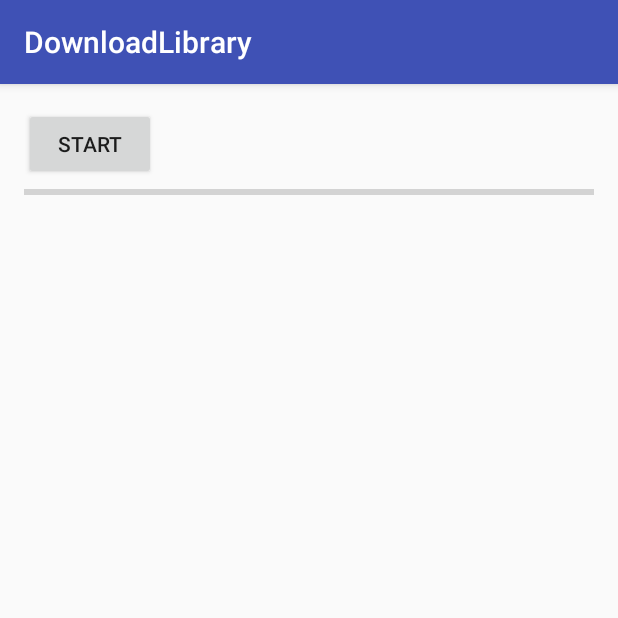
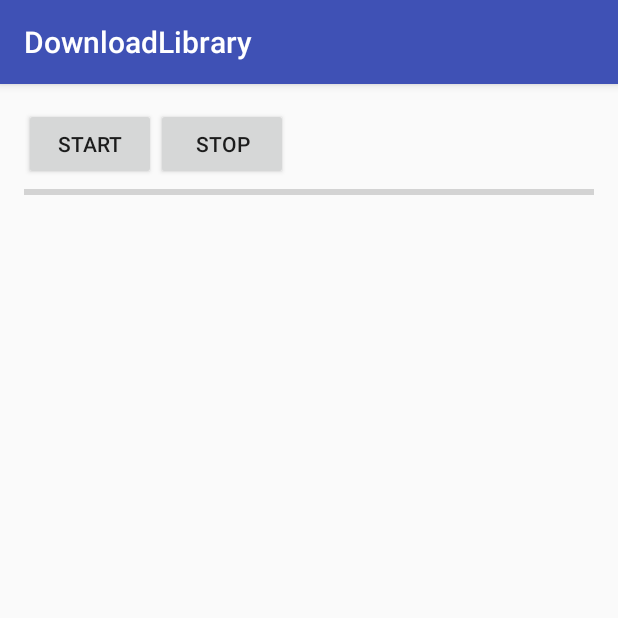
Before and after one commit to Stasssm/OkHttpFileDownloader, an Android app: the screen it shows after launch (MainActivity), on a phone screen of 412 x 824 dp, the top half of it. Run offline under Robolectric (Android 15) with nearby library versions, the phone set to English and light mode, and no system bars.

Commit message:
Added Interruption ability.

```diff
--- a/app/src/main/java/test/com/downloadlibrary/MainActivity.java
+++ b/app/src/main/java/test/com/downloadlibrary/MainActivity.java
@@ -6,12 +6,14 @@ import android.util.Log;
 import android.view.View;
 import android.widget.Button;
 import android.widget.ProgressBar;
+import android.widget.Toast;
 
 import test.com.okhttpfiledownloader.ProgressListener;
 
 public class MainActivity extends AppCompatActivity {
 
-    private Button button;
+    private Button mDownloadButton;
+    private Button mInterruptButton;
     private ProgressBar progressBar;
 
 
@@ -23,9 +25,10 @@ public class MainActivity extends AppCompatActivity {
     }
 
     private void initViews() {
-        button = (Button) findViewById(R.id.button_start);
+        mDownloadButton = (Button) findViewById(R.id.button_start);
+        mInterruptButton = (Button) findViewById(R.id.button_stop);
         progressBar = (ProgressBar) findViewById(R.id.progress_downloading);
-        button.setOnClickListener(new View.OnClickListener() {
+        mDownloadButton.setOnClickListener(new View.OnClickListener() {
             @Override
             public void onClick(View v) {
                 MainService mainService = MainService.getMainService();
@@ -44,6 +47,15 @@ public class MainActivity extends AppCompatActivity {
                 }
             }
         });
+        mInterruptButton.setOnClickListener(new View.OnClickListener() {
+            @Override
+            public void onClick(View v) {
+                boolean isStopPossible = MainService.getMainService().interrupt();
+                if (!isStopPossible) {
+                    Toast.makeText(MainActivity.this,"Nothing to stop", Toast.LENGTH_LONG).show();
+                }
+            }
+        });
     }
 
 }
--- a/app/src/main/res/layout/activity_main.xml
+++ b/app/src/main/res/layout/activity_main.xml
@@ -11,11 +11,27 @@
     android:paddingTop="@dimen/activity_vertical_margin"
     tools:context="test.com.downloadlibrary.MainActivity">
 
-    <Button
-        android:id="@+id/button_start"
+    <LinearLayout
         android:layout_width="wrap_content"
         android:layout_height="wrap_content"
-        android:text="Start"/>
+        android:orientation="horizontal">
+
+        <Button
+            android:id="@+id/button_start"
+            android:layout_width="wrap_content"
+            android:layout_height="wrap_content"
+            android:text="Start"/>
+
+        <Button
+            android:id="@+id/button_stop"
+            android:layout_width="wrap_content"
+            android:layout_height="wrap_content"
+            android:text="Stop"/>
+
+
+    </LinearLayout>
+
+
 
     <ProgressBar
         style="?android:attr/progressBarStyleHorizontal"
```
Also changed, not shown: app/src/main/java/test/com/downloadlibrary/MainService.java (+7 -0 lines), okhttpfiledownloader/src/main/java/test/com/okhttpfiledownloader/DownloadService.java (+45 -3 lines).
